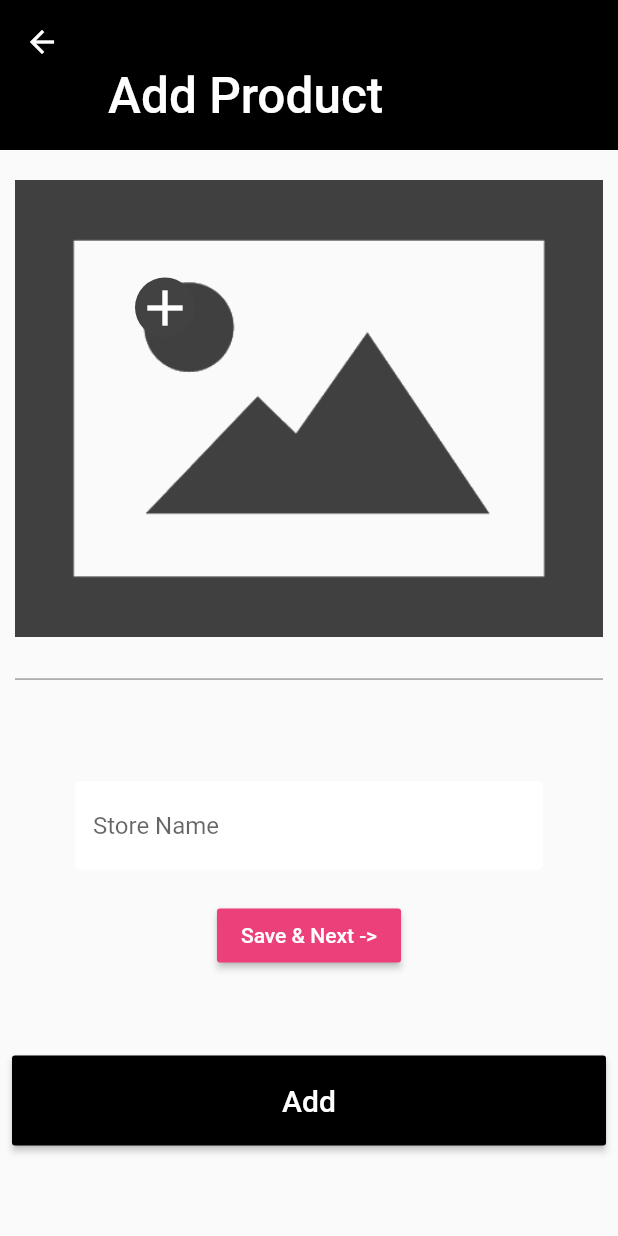
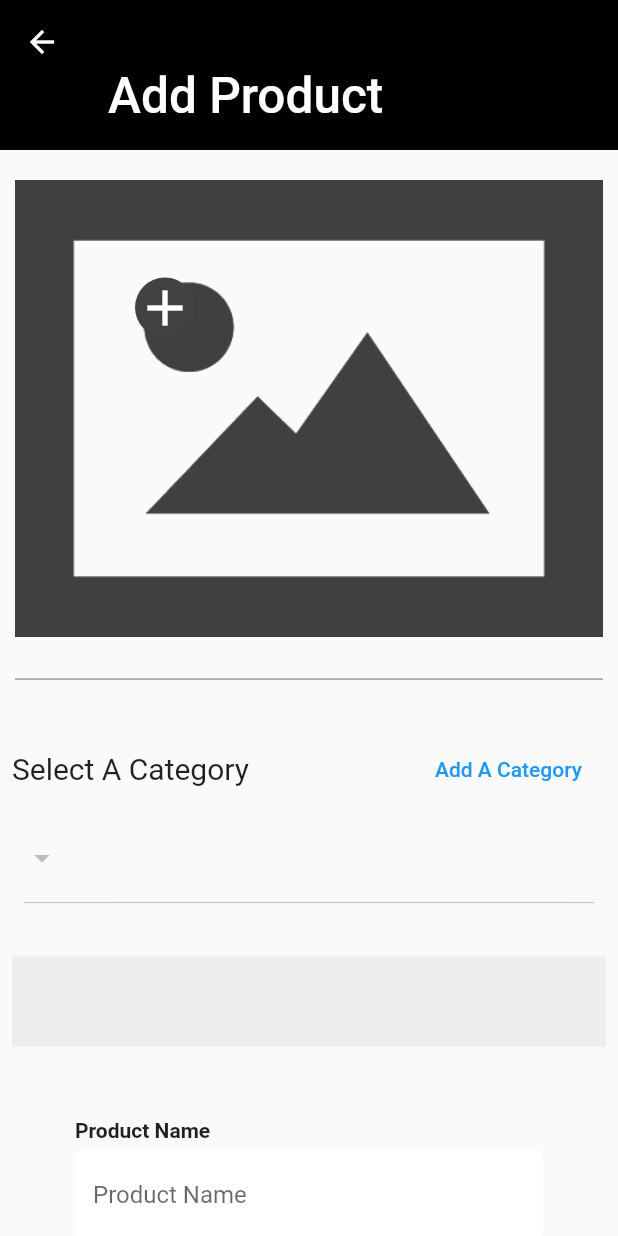
Before and after one commit to abdusalam2015/Open-And-Buy, a Flutter app: the AddProduct screen opened directly with empty values, on a phone screen of 412 x 824 dp. Run offline on Flutter 3.47's test engine with Material 2 defaults, Android fonts, the phone set to English and light mode, and no system bars; our stand-ins replace cloud_firestore, firebase_auth, firebase_storage, flutter_spinkit, google_sign_in, image_picker; accounts and stored records are empty; statements that could not run were skipped.

Commit message:
Add Categories

```diff
--- a/lib/Admin/Controller/edit_store_pages/edit_store_account.dart
+++ b/lib/Admin/Controller/edit_store_pages/edit_store_account.dart
@@ -30,7 +30,6 @@ class _EditStoreAccountState extends State<EditStoreAccount> {
   Widget build(BuildContext context){
   userDetail = Provider.of<UserDetail>(widget.cont);
   c_width = MediaQuery.of(context).size.width*0.8;
-  userDetail  = Provider.of<UserDetail>(widget.cont);
     return Scaffold(
       body: Builder(
         builder: (context) => CustomScrollView(
--- a/lib/Admin/Controller/product/add_product.dart
+++ b/lib/Admin/Controller/product/add_product.dart
@@ -2,12 +2,10 @@ import 'dart:io';
 import 'package:flutter/material.dart';
 import 'package:flutter_spinkit/flutter_spinkit.dart';
 import 'package:provider/provider.dart';
-import 'package:volc/Admin/Controller/edit_store_pages/edit_store_email.dart';
-import 'package:volc/Admin/Controller/edit_store_pages/edit_store_location.dart';
-import 'package:volc/Admin/Controller/edit_store_pages/edit_store_name.dart';
-import 'package:volc/Admin/Controller/edit_store_pages/edit_store_phone_umber.dart';
+import 'package:volc/Admin/Controller/product/category_list.dart';
 import 'package:volc/Admin/Controller/store_home_pages/store_home_page.dart';
 import 'package:volc/Admin/Service/storeDatabase.dart';
+import 'package:volc/SharedModels/store/category.dart';
 import 'package:volc/SharedModels/store/store.dart';
 import 'package:volc/SharedWidgets/constant.dart';
 import 'package:volc/SharedWidgets/shared_functions.dart';
@@ -15,10 +13,10 @@ import 'package:volc/User/Model/user_detail.dart';
 import 'package:volc/User/Service/user/auth.dart';
 
 class AddProduct extends StatefulWidget {
-
+  final List<Category> categoriesList;
   final BuildContext cont;
   final StoreDetail storeDetail;
-  AddProduct(this.cont,this.storeDetail);
+  AddProduct(this.cont,this.storeDetail,this.categoriesList);
   @override
   _AddProductState createState() => _AddProductState();
 }
@@ -32,13 +30,12 @@ class _AddProductState extends State<AddProduct> {
   final AuthService _auth = new AuthService();
   final StoreDatabaseService _store = new StoreDatabaseService();
   final _formKey2 = GlobalKey<FormState>();
-  StoreDetail storeDetail = new StoreDetail('','','','','','','','','',) ;
+  //StoreDetail storeDetail = new StoreDetail('','','','','','','','','',) ;
   bool isUploaded = false;
   @override
   Widget build(BuildContext context){
   userDetail = Provider.of<UserDetail>(widget.cont);
   c_width = MediaQuery.of(context).size.width*0.8;
-  //userDetail  = Provider.of<UserDetail>(widget.cont);
     return Scaffold(
       body: Builder(
         builder: (context) => CustomScrollView(
@@ -56,15 +53,15 @@ class _AddProductState extends State<AddProduct> {
                 delegate: SliverChildBuilderDelegate(
                   (context, index){
                     if(index == 0)return profilePicture(context);
-                    else if(index == 1) return _form(userDetail);
-                    // else if(index == 1)return storeName('Store Name', widget.storeDetail.name,context);
+                    else if(index == 1)return CategoriesList(widget.storeDetail,userDetail,widget.categoriesList);
+                    else if(index == 2)return _form(userDetail);
                     // else if(index == 2)return location('Location',  widget.storeDetail.location,context);
                     // else if(index == 3)return phoneNumber('Phone Number', widget.storeDetail.phoneNumber,true,context);
                     // else if(index == 4)return email('Email', widget.storeDetail.email, false,context );
                     // else if(index == 5)return password('Password', '.......');
-                    else return button();
+                    else return SizedBox(height: 300,);
                   }, //=>items(index),
-                  childCount: 3,
+                  childCount: 4,
                 ),
                 ),
                 ],
@@ -81,82 +78,64 @@ class _AddProductState extends State<AddProduct> {
               child:  Form(
                 key: _formKey2,
                 child: Column(
+                  crossAxisAlignment: CrossAxisAlignment.start,
                   children: <Widget>[
                     SizedBox(height: 20.0,),
+                    Text('Product Name',style: TextStyle(fontWeight: FontWeight.bold)),SizedBox(height: 5,),
                     TextFormField(
-                      decoration: textInputDecoration.copyWith(hintText:'Store Name'),
-                      validator: (val) =>  val.isEmpty || val =='' ?'Enter Store Name':null,
+                      decoration: textInputDecoration.copyWith(hintText:'Product Name'),
+                      validator: (val) =>  val.isEmpty || val =='' ?'Enter Product Name':null,
                       onChanged: (val){
                         setState(() {
-                          storeDetail.name = val;
+                          widget.storeDetail.name = val;
                         });
                       }
                     ),
-                    // SizedBox(height: 20.0,),
-                    // TextFormField(
-                    //   decoration: textInputDecoration.copyWith(hintText:'Email'),
-                    //   validator: (val) =>  val.isEmpty || val =='' ?'Enter an email':null,
-                    //   onChanged: (val){
-                    //     setState(() {
-                    //       storeDetail.email = val;
-                    //     });
-                    //   }
-                    // ),
-                    // SizedBox(height: 20.0,),
-
-                    // TextFormField(
-                    //   decoration: textInputDecoration.copyWith(hintText:'Location'),
-                    //   validator: (val) =>  val.isEmpty || val =='' ?'Enter the store Location':null,
-                    //   onChanged: (val){
-                    //     setState(() {
-                    //       storeDetail.location = val;
-                    //     });
-                    //   }
-                    // ),
-                    //               SizedBox(height: 20.0,),
-
-                    // TextFormField(
-                    //   decoration: textInputDecoration.copyWith(hintText:'Phone Number'),
-                    //   validator: (val) =>  val.isEmpty || val =='' ?'Enter Phone Number':null,
-                    //   onChanged: (val){
-                    //     setState(() {
-                    //       storeDetail.phoneNumber = val;
-                    //     });
-                    //   }
-                    // ),
-                    // SizedBox(height: 20.0,),
-                    // TextFormField(
-                    //   decoration: textInputDecoration.copyWith(hintText:'Password'),
-                    //   obscureText: true,
-                    //   validator: (val) =>  val.length< 6 ? 'Enter a password 6+ chars long': null,
-                    //   onChanged: (val){
-                    //     setState(() {
-                    //       storeDetail.password = val;
-                    //     });
-                    //   } ),
                     SizedBox(height: 20.0,),
-                    RaisedButton(
-                      color:Colors.pink[400],
+                    Text('Product Price',style: TextStyle(fontWeight: FontWeight.bold)),SizedBox(height: 5,),
+                    TextFormField(
+                      decoration: textInputDecoration.copyWith(hintText:'Price'),
+                      validator: (val) =>  val.isEmpty || val =='' ?'Enter the Product Price':null,
+                      onChanged: (val){
+                        setState(() {
+                          widget.storeDetail.location = val;
+                        });
+                      }
+                    ),
+                    SizedBox(height: 20.0,),
+                    Text('Product Description:',style: TextStyle(fontWeight: FontWeight.bold)),SizedBox(height: 5,),
+                    TextFormField(
+                      decoration: textInputDecoration.copyWith(hintText:'Description'),
+                      validator: (val) =>  val.isEmpty || val =='' ?'Enter product description':null,
+                      onChanged: (val){
+                        setState(() {
+                          widget.storeDetail.email = val;
+                        });
+                      }
+                    ),
+                    SizedBox(height: 60.0,),
+                    ButtonTheme(
+                      height: 60,
+                      minWidth: 300,
+                       child: RaisedButton(
+                        color:Colors.black,
                         child: Text(
-                        'Save & Next ->',
+                          'ADD PRODUCT',
                           style: TextStyle(color: Colors.white),
                           ),
                           onPressed: () async{
                              if(_formKey2.currentState.validate()){//_formKey2.currentState.validate()
                                setState(() => loading = true);
-                             storeDetail.sid = userDetail.userID;
-                             storeDetail.coveredArea = '2Kilo';
-                             storeDetail.storeType = 'Normal';
-                             dynamic result  = await _store.updateStoreData(storeDetail,userDetail.userID);
+                            dynamic result ;// = await _store.addProduct(storeDetail,userDetail.userID);
                                 if (result != null){
                                   setState(() {
-                                  error = 'Registration Problem!!';
+                                    error = 'Error!!';
                                     loading = false;
                                   });
                                 }else {
                                   print('GOOOD TO GO');
                                   setState(() => loading = false);
-                              // Navigator.pop(context);
+                                 Navigator.pop(context);
                                 //   final result = Navigator.of(context).push(
                                 //       MaterialPageRoute(
                                 //         builder: (context) => EditStoreAccount(
@@ -173,6 +152,7 @@ class _AddProductState extends State<AddProduct> {
                                 }
                                }
                           },
+                      ),
                     ),
                     SizedBox(height: 12.0,),
                     Text(
--- /dev/null
+++ b/lib/Admin/Controller/product/category_list.dart
@@ -0,0 +1,147 @@
+import 'package:flutter/material.dart';
+import 'package:volc/Admin/Service/storeDatabase.dart';
+import 'package:volc/SharedModels/store/category.dart';
+import 'package:volc/SharedModels/store/store.dart';
+import 'package:volc/User/Controller/EditUserDetails/edit_first_name.dart';
+import 'package:volc/User/Model/user_detail.dart';
+
+class CategoriesList extends StatefulWidget {
+  final UserDetail userDetail;
+  final StoreDetail storeDetail;
+   List<Category> categoriesList;
+  CategoriesList(this.storeDetail,this.userDetail,this.categoriesList);
+
+  @override
+  _CategoriesListState createState() => _CategoriesListState();
+}
+
+class _CategoriesListState extends State<CategoriesList> {
+  // List<Category> _categories = new List<Category>();
+  //  _categories = categoriesList;      //Category.getCategories();
+
+  List<DropdownMenuItem<Category>> _dropdownMenuItems;
+  Category _selectedCategory= new Category(productNumbers: '',name:'',categoryID: '');
+  StoreDatabaseService sds;
+
+  @override
+  void initState() {
+    //print(_categories[0].name + ' HEEL');
+    _dropdownMenuItems = buildDropdownMenuItems(widget.categoriesList);
+    _selectedCategory = _dropdownMenuItems[0].value;
+    super.initState();
+  }
+
+  List<DropdownMenuItem<Category>> buildDropdownMenuItems(List categories){
+    List<DropdownMenuItem<Category>> items = List();
+    for( Category category in categories){
+      items.add(
+      DropdownMenuItem(
+        value: category,
+        child: Text(category.name),
+      )
+      );
+    }
+    return items;
+
+  }
+  onChangeDropdwonItem(Category selectedCategory){
+    setState(() {
+      _selectedCategory = selectedCategory;
+    });
+  }
+
+
+  @override
+  Widget build(BuildContext context) {
+    return Padding(
+      padding: const EdgeInsets.all(8.0),
+      child: Container(
+        child: Column(
+            crossAxisAlignment: CrossAxisAlignment.start,
+            children: <Widget>[
+              Row(
+                mainAxisAlignment: MainAxisAlignment.spaceBetween,
+                children: <Widget>[
+                  Text('Select A Category',style: TextStyle(fontSize: 20.0),),
+                  FlatButton(
+                    child: Text('Add A Category',style: TextStyle(fontSize: 14.0,color: Colors.blue)),
+                    onPressed: (){
+                      createAlertDialog(context).then((onValue){
+                        if(onValue != '' && onValue != null){
+                          SnackBar mySnackBar = SnackBar(content: Text('$onValue Added Scuccessfully!'),backgroundColor: Colors.green,);
+                          Scaffold.of(context).showSnackBar(mySnackBar);
+                        }
+                      });
+                    },
+                  ),
+                ],
+              ),
+              SizedBox(height: 15.0,),
+              Padding(
+                padding: const EdgeInsets.all(8.0),
+                child: Container(
+                  height: 50,
+                  width: 500,
+                //  color: Colors.red,
+                  child: DropdownButton(
+                    value: _selectedCategory,
+                    items: _dropdownMenuItems,
+                    onChanged: onChangeDropdwonItem,
+                  ),
+                ),
+              ),
+              SizedBox(height: 20.0,),
+              Center(
+              child: Container(
+                color: Colors.grey[200],
+                width: 400,
+                height: 60,
+                child: Center(child: Text(_selectedCategory.name,style: TextStyle(color: Colors.green,fontSize: 25,fontWeight: FontWeight.bold),))))
+            ],
+              ),
+      ),
+    );
+  }
+TextEditingController _mycontroller = new TextEditingController();
+ Future<String> createAlertDialog(BuildContext context){
+    return showDialog(
+      context: context,
+      builder: (context){
+        return AlertDialog(
+          title: Text('The Category Name?'),
+          content: TextField(
+             controller:_mycontroller ,
+
+          ),
+          actions: <Widget>[
+
+                 MaterialButton(
+                elevation: 5.0,
+                color: Colors.red,
+                child: Text('Cancel'),
+                onPressed: (){
+                  Navigator.of(context).pop('');
+                },
+              ),
+              SizedBox(width: 100,),
+              MaterialButton(
+                elevation: 0.0,
+                color: Colors.blue,
+                child: Text('Submit'),
+                onPressed: (){
+                  Category category = new Category(categoryID: '',name: '',productNumbers: '');
+                  category.name = _mycontroller.text.toString();
+                  dynamic result;
+                  result =  StoreDatabaseService().addCategory(widget.storeDetail, category, widget.userDetail.userID);
+                  result != null ? Navigator.of(context).pop(_mycontroller.text.toString())
+                  :Navigator.of(context).pop('');
+
+                },
+              ),
+
+          ],
+          );
+      }
+      );
+  }
+}
--- a/lib/Admin/Controller/register_store/sign_up_store.dart
+++ b/lib/Admin/Controller/register_store/sign_up_store.dart
@@ -33,7 +33,7 @@ class _RegisterYourStoreState extends State<RegisterYourStore> {
   Widget build(BuildContext context) {
 
     //creating new initailized store's object  to avoid nulls value
-  storeDetail = _store.initStore(storeDetail);
+  //storeDetail = _store.initStore(storeDetail);
     return  Scaffold(
       resizeToAvoidBottomPadding: false,
       backgroundColor: Colors.grey[300],
--- a/lib/Admin/Service/storeDatabase.dart
+++ b/lib/Admin/Service/storeDatabase.dart
@@ -1,8 +1,10 @@
 import 'package:cloud_firestore/cloud_firestore.dart';
+import 'package:volc/Admin/Controller/store_home_pages/store_home_page.dart';
+import 'package:volc/SharedModels/store/category.dart';
 import 'package:volc/SharedModels/store/store.dart';
 
 class StoreDatabaseService{
-String sid;
+ String sid;
 StoreDatabaseService({this.sid});
   final CollectionReference storeCollection = Firestore.instance.collection('stores');
 Future updateStoreData(StoreDetail storeDetail,String uid) async{
@@ -27,38 +29,43 @@ StoreDetail initStore(StoreDetail storeDetail) => StoreDetail(
   storeDetail.coveredArea??'',storeDetail.storeType??'',storeDetail.phoneNumber??'');
 
 
-
-  // register with email and password
-  Future registerNewStore(StoreDetail storeDetail)async{
+  // add new category
+  //final CollectionReference categoryCollection = Firestore.instance.collection('stores');
+  Future addCategory(StoreDetail storeDetail, Category category, String userID)async{
+      final DocumentReference categoryCollection = Firestore.instance.collection('stores')
+      .document(userID).collection('categories').document();
     try{
-        // final FirebaseAuth _auth  = FirebaseAuth.instance;
-        // String x =  _auth.currentUser().toString();
-        // print("userID: $x");
-      // AuthResult result = await _auth.createUserWithEmailAndPassword(email: email, password: password);
-      // FirebaseUser user = result.user;
-      // Create a new document for the user with the uid
-      // await StoreDatabaseService (sid:' user.uid').updateStoreData(email,'', '',
-      //  '', '','' ,'','','');
-      // return x;
+        return await categoryCollection.setData({
+          'name' : category.name,
+          'categoryID' : categoryCollection.documentID,
+          'productsNumber' : category.productNumbers,
+        });
     }catch(e){
       print(e.toString());
       return null;
     }
   }
 
-final CollectionReference testCollection = Firestore.instance.collection('stores');
-Future test(String uid) async{
-       return await testCollection.document(uid).collection('Category #3').
-       document().collection('Product #4').document().setData({
-        'product Name':  'juce2' ,
-        'product price':  '60' ,
-     });
+  Future getcategories(String userID) async {
+    var firestore = Firestore.instance;
+    QuerySnapshot qn = await  firestore.collection('stores').
+    document(userID).collection('categories').getDocuments();
+
+      //Mapping ....
+       return qn.documents.map((doc) {
+       return Category(
+        categoryID: doc.data['categoryID'],
+        productNumbers: doc.data['productNumber'],
+        name: doc.data['name']);
+      }).toList();
+
   }
+  // List<Category> getAllCategories(String userID) {
+  //     List<Category> _categoriesList = new List<Category>();
+  //     Future<dynamic> _list =  getcategories(userID);
+  //     var x = getcategories(userID);
 
-
-
-
-
-
+  //  // return _categoriesList;
+  // }
 
 }
--- a/lib/SharedModels/product/product.dart
+++ b/lib/SharedModels/product/product.dart
@@ -5,4 +5,7 @@ class Product {
   String price;
   String info;
   Product(this.id,this.name,this.imgPath,this.price,this.info);
+
+
+
 }
--- /dev/null
+++ b/lib/SharedModels/store/category.dart
@@ -0,0 +1,18 @@
+
+import 'package:volc/Admin/Service/storeDatabase.dart';
+
+class Category{
+  String categoryID;
+  String name;
+  String productNumbers;
+  Category({this.categoryID,this.name,this.productNumbers});
+
+  static List<Category> getCategories(){
+    return  <Category>[
+      Category(categoryID: '1',name: 'Drings',productNumbers: '44'),
+      Category(categoryID: '2',name: 'Food',productNumbers: '3'),
+      Category(categoryID: '3',name: 'Clean',productNumbers: '14'),
+      Category(categoryID: '4',name: 'Cloths',productNumbers: '40'),
+    ];
+  }
+}
--- a/lib/User/Service/user/database.dart
+++ b/lib/User/Service/user/database.dart
@@ -41,7 +41,6 @@ class DatabaseService{
   }
   Stream<UserDetail> get user  {
     return userCollection.snapshots().map(_userDetailFromSnapshot);
-
   }
 
 
```
Also changed, not shown: lib/Admin/Controller/store_home_pages/store_home_page.dart (+49 -3 lines), 1 other file. Lines whose indentation alone changed are shown as unchanged.
